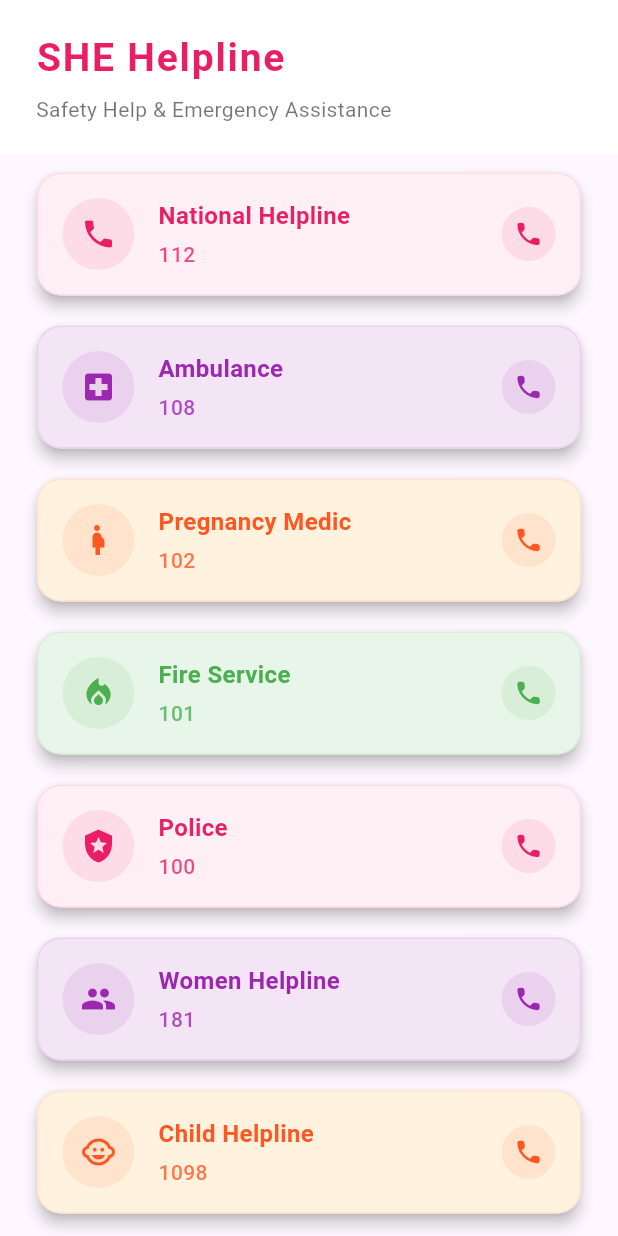
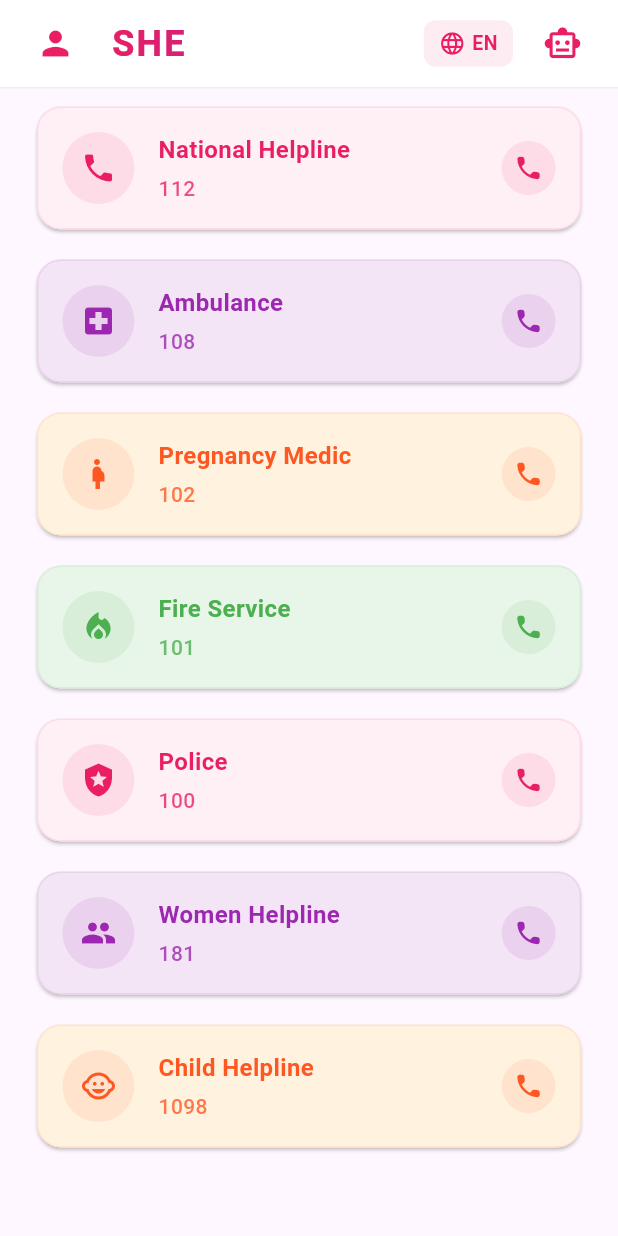
Before and after one commit to HarshasriM/everest_hackathon, a Flutter app: the HelplineScreen screen opened by its route, on a phone screen of 412 x 824 dp. Run offline on Flutter 3.47's test engine with Material 3 defaults, Android fonts, the phone set to English and light mode, and no system bars; our stand-ins replace animate_do, bloc, dartz, dio, equatable, flutter_bloc and 13 more; accounts and stored records are empty.

Commit message:
enhancement in UI

```diff
--- a/lib/features/helpline/helpline_card.dart
+++ b/lib/features/helpline/helpline_card.dart
@@ -21,7 +21,7 @@ class HelplineCard extends StatelessWidget {
   @override
   Widget build(BuildContext context) {
     return Card(
-      elevation: 4,
+      elevation: 1,
       shape: RoundedRectangleBorder(
         borderRadius: BorderRadius.circular(16),
       ),
@@ -34,8 +34,6 @@ class HelplineCard extends StatelessWidget {
             width: 1,
           ),
         ),
-        child: Material(
-          color: Colors.transparent,
         child: InkWell(
           borderRadius: BorderRadius.circular(16),
           onTap: onTap,
@@ -97,7 +95,6 @@ class HelplineCard extends StatelessWidget {
           ),
         ),
       ),
-      ),
     );
   }
 }
--- a/lib/features/helpline/helpline_screen.dart
+++ b/lib/features/helpline/helpline_screen.dart
@@ -1,3 +1,4 @@
+import 'package:everest_hackathon/shared/widgets/custom_app_bar.dart';
 import 'package:flutter/material.dart';
 import 'package:flutter_bloc/flutter_bloc.dart';
 import 'package:animate_do/animate_do.dart';
@@ -7,7 +8,7 @@ import './bloc/helpline_state.dart';
 import './helpline_card.dart';
 
 class HelplineScreen extends StatelessWidget {
-  const HelplineScreen({Key? key}) : super(key: key);
+  const HelplineScreen({super.key});
 
   static const Color primaryColor = Color(0xFFE91E63); // Pink
   static const Color secondaryColor = Color(0xFF9C27B0); // Purple
@@ -22,61 +23,15 @@ class HelplineScreen extends StatelessWidget {
 
     return Scaffold(
       backgroundColor: backgroundColor,
-      body: LayoutBuilder(
-        builder: (context, constraints) {
-          return CustomScrollView(
-            slivers: [
-
-              SliverToBoxAdapter(
-                child: SafeArea(
-                  child: FadeInDown(
-                    duration: const Duration(milliseconds: 100),
-                    child: Container(
-                      width: double.infinity,
-                      padding: const EdgeInsets.symmetric(
-                        horizontal: 24,
-                        vertical: 20,
-                      ),
-                      color: Colors.white,
-                      child: Column(
-                        crossAxisAlignment: CrossAxisAlignment.start,
-                        children: const [
-                          Text(
-                            "SHE Helpline",
-                            style: TextStyle(
-                              color: primaryColor,
-                              fontSize: 26,
-                              fontWeight: FontWeight.bold,
-                              letterSpacing: 1.2,
-                            ),
-                          ),
-                          SizedBox(height: 6),
-                          Text(
-                            "Safety Help & Emergency Assistance",
-                            style: TextStyle(
-                              color: Colors.black54,
-                              fontSize: 14,
-                            ),
-                          ),
-                        ],
-                      ),
-                    ),
-                  ),
-                ),
-              ),
-
-                  SliverPadding(
-                padding:
-                    const EdgeInsets.symmetric(horizontal: 16, vertical: 8),
-                sliver: BlocConsumer<HelplineBloc, HelplineState>(
+      appBar: CustomAppBar(),
+      body: BlocConsumer<HelplineBloc, HelplineState>(
         listener: (context, state) {
           if (state is HelplineError) {
             ScaffoldMessenger.of(context).showSnackBar(
               SnackBar(
                 content: Row(
                   children: [
-                              const Icon(Icons.error_outline,
-                                  color: Colors.white),
+                    const Icon(Icons.error_outline, color: Colors.white),
                     const SizedBox(width: 8),
                     Expanded(child: Text(state.message)),
                   ],
@@ -92,9 +47,13 @@ class HelplineScreen extends StatelessWidget {
         },
         builder: (context, state) {
           if (state is HelplineLoaded) {
-                      return SliverList(
-                        delegate: SliverChildBuilderDelegate(
-                          (context, index) {
+            return SingleChildScrollView(
+              padding: const EdgeInsets.symmetric(horizontal: 16, vertical: 8),
+              child: Column(
+                children: [
+                  ...List.generate(
+                    state.helplines.length,
+                    (index) {
                       final helpline = state.helplines[index];
                       final colors = [
                         [const Color(0xFFFFF0F6), primaryColor],
@@ -106,16 +65,12 @@ class HelplineScreen extends StatelessWidget {
 
                       return Center(
                         child: SizedBox(
-                                width: isLargeScreen
-                                    ? 600
-                                    : size.width * 0.9,
+                          width: isLargeScreen ? 600 : size.width * 0.9,
                           child: FadeInUp(
                             delay: Duration(milliseconds: 100 * index),
-                                  duration:
-                                      const Duration(milliseconds: 600),
+                            duration: const Duration(milliseconds: 600),
                             child: Container(
-                                    margin:
-                                        const EdgeInsets.only(bottom: 12),
+                              margin: const EdgeInsets.only(bottom: 12),
                               child: HelplineCard(
                                 number: helpline.number,
                                 name: helpline.name,
@@ -133,12 +88,13 @@ class HelplineScreen extends StatelessWidget {
                         ),
                       );
                     },
-                          childCount: state.helplines.length,
+                  ),
+                  const SizedBox(height: 100),
+                ],
               ),
             );
           }
-                    return SliverFillRemaining(
-                      child: Center(
+          return Center(
             child: Column(
               mainAxisAlignment: MainAxisAlignment.center,
               children: [
@@ -156,14 +112,6 @@ class HelplineScreen extends StatelessWidget {
                 ),
               ],
             ),
-                      ),
-                    );
-                  },
-                ),
-              ),
-
-              const SliverToBoxAdapter(child: SizedBox(height: 100)),
-            ],
           );
         },
       ),
```
Lines whose indentation alone changed are shown as unchanged.
